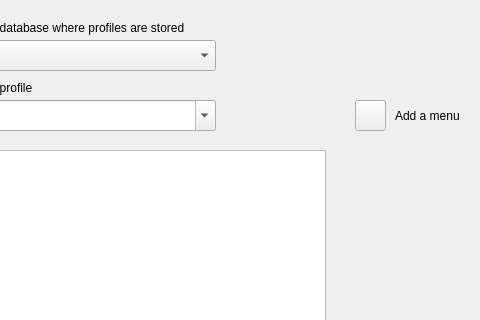
Before: the Qt Designer form menu_builder_dialog_base.ui in Oslandia/qgis-menu-builder, drawn with Qt 5; both pictures show x 85 to 565 and y 0 to 320 of the 844 by 649 pixel window.
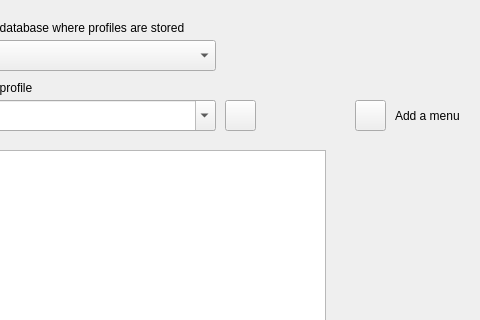
After: the same form once the commit is applied.

What changed in the file:
```diff
--- a/menu_builder_dialog_base.ui
+++ b/menu_builder_dialog_base.ui
@@ -123,6 +123,19 @@
     <string>Add a menu</string>
    </property>
   </widget>
+  <widget class="QPushButton" name="button_delete_profile">
+   <property name="geometry">
+    <rect>
+     <x>310</x>
+     <y>100</y>
+     <width>31</width>
+     <height>31</height>
+    </rect>
+   </property>
+   <property name="text">
+    <string/>
+   </property>
+  </widget>
  </widget>
  <resources/>
  <connections>
```
